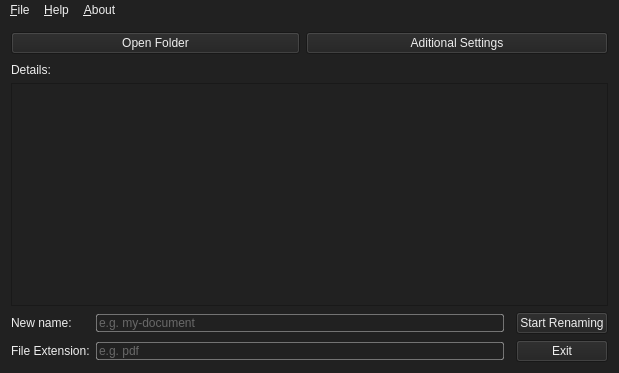
Old version of the form mainwindow.ui in the repository darko3/batch-renamer-gui.
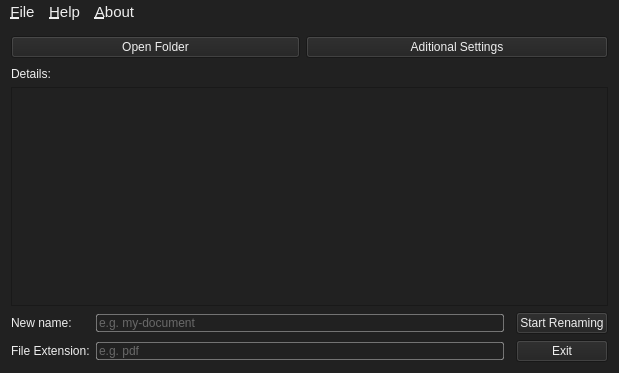
New version of the form. Icons and pictures are not drawn.

Commit message: Added icons to buttons in user interface

```diff
--- a/mainwindow.ui
+++ b/mainwindow.ui
@@ -200,6 +200,11 @@
      <height>27</height>
     </rect>
    </property>
+   <property name="font">
+    <font>
+     <pointsize>11</pointsize>
+    </font>
+   </property>
    <property name="autoFillBackground">
     <bool>false</bool>
    </property>
@@ -229,6 +234,11 @@
     <bool>true</bool>
    </property>
    <widget class="QMenu" name="menuFile">
+    <property name="font">
+     <font>
+      <pointsize>11</pointsize>
+     </font>
+    </property>
     <property name="styleSheet">
      <string notr="true"/>
     </property>
```
Left out of the diff: 43 changed lines with no effect on the pictures. The commit also changes 1 other file.
